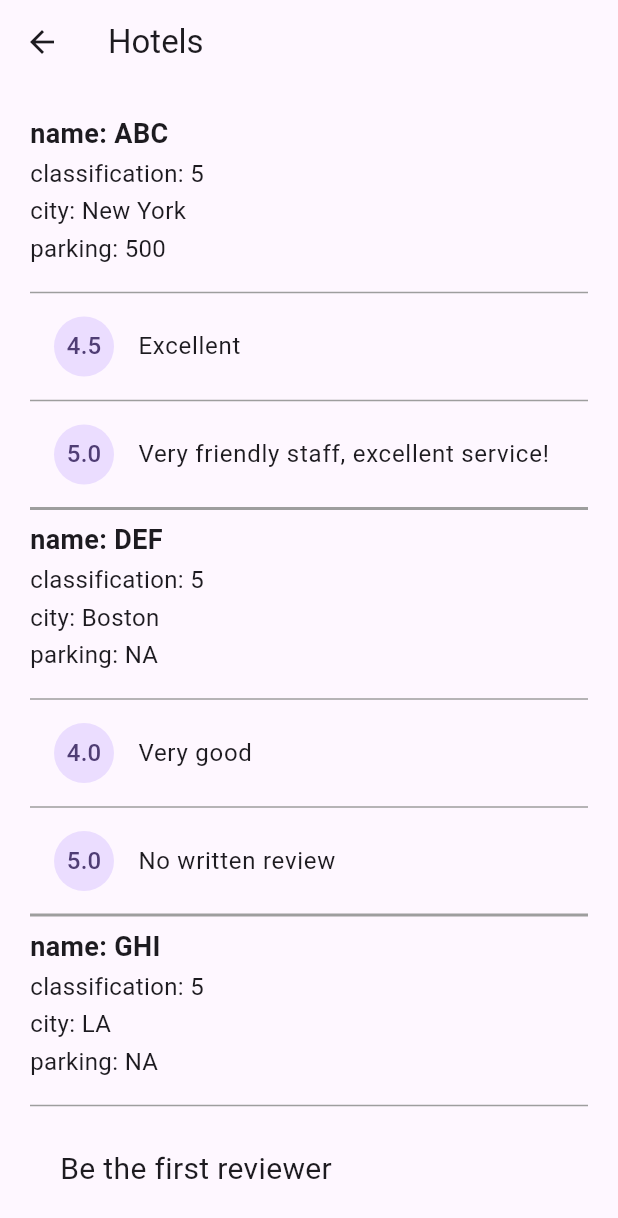
After one commit to chaenchaen99/Riverpod_Essential, a Flutter app: the screen it shows after launch, after a tap on "Hotel List", on a phone screen of 412 x 824 dp. The commit adds this screen. Shown: the top 1218 px of the screen. Run offline on Flutter 3.47's test engine with Material 3 defaults, Android fonts, the phone set to English and light mode, and no system bars; our stand-ins replace dio, equatable, freezed_annotation.

Commit message:
호텔 UI 페이지 구성

```diff
--- a/riverpod_freezed/lib/main.dart
+++ b/riverpod_freezed/lib/main.dart
@@ -1,4 +1,5 @@
 import 'package:flutter/material.dart';
+import 'package:riverpod_freezed/pages/hotel_list_page.dart';
 import 'package:riverpod_freezed/pages/mutable_person_page.dart';
 import 'package:riverpod_freezed/pages/person_page.dart';
 import 'package:riverpod_freezed/widgets/custom_button.dart';
@@ -43,6 +44,10 @@ class MyHomePage extends StatelessWidget {
               title: 'Mutable Person',
               child: MutablePersonPage(),
             ),
+            CustomButton(
+              title: 'Hotel List',
+              child: HotelListPage(),
+            ),
           ],
         ),
       ),
--- /dev/null
+++ b/riverpod_freezed/lib/pages/hotel_list_page.dart
@@ -0,0 +1,125 @@
+import 'package:flutter/foundation.dart';
+import 'package:flutter/material.dart';
+import 'package:riverpod_freezed/models/hotel.dart';
+import 'package:riverpod_freezed/repository/hotel_repository.dart';
+
+class HotelListPage extends StatefulWidget {
+  const HotelListPage({super.key});
+
+  @override
+  State<HotelListPage> createState() => _HotelListPageState();
+}
+
+class _HotelListPageState extends State<HotelListPage> {
+  List<Hotel> hotels = [];
+  bool loading = true;
+
+  @override
+  void initState() {
+    super.initState();
+    _fetchHotels();
+  }
+
+  Future<void> _fetchHotels() async {
+    hotels = await fetchHotels();
+
+    setState(() {
+      loading = false;
+    });
+  }
+
+  @override
+  Widget build(BuildContext context) {
+    return Scaffold(
+      appBar: AppBar(
+        title: const Text("Hotels"),
+      ),
+      body: Center(
+        child: loading ? const CircularProgressIndicator() : buildHotels(),
+      ),
+    );
+  }
+
+  Widget buildHotels() {
+    return Padding(
+      padding: const EdgeInsets.all(20),
+      child: ListView.separated(
+          itemBuilder: (BuildContext context, int index) {
+            final Hotel hotel = hotels[index];
+            return Column(
+              crossAxisAlignment: CrossAxisAlignment.start,
+              children: [
+                Text(
+                  'name: ${hotel.name}',
+                  style: const TextStyle(
+                    fontSize: 18,
+                    fontWeight: FontWeight.bold,
+                  ),
+                ),
+                const SizedBox(
+                  height: 2,
+                ),
+                Text(
+                  'classification: ${hotel.classification}',
+                  style: const TextStyle(
+                    fontSize: 16,
+                  ),
+                ),
+                const SizedBox(
+                  height: 2,
+                ),
+                Text(
+                  'city: ${hotel.city}',
+                  style: const TextStyle(fontSize: 16),
+                ),
+                const SizedBox(
+                  height: 2,
+                ),
+                Text(
+                  'parking: ${hotel.parkingLotCapacity ?? "NA"}',
+                  style: const TextStyle(fontSize: 16),
+                ),
+                const SizedBox(
+                  height: 10,
+                ),
+                const Divider(color: Colors.grey),
+                if (hotel.reviews.isEmpty)
+                  const Padding(
+                    padding: EdgeInsets.all(20),
+                    child: Text(
+                      'Be the first reviewer',
+                      style: TextStyle(fontSize: 20),
+                    ),
+                  ),
+                if (hotel.reviews.isNotEmpty)
+                  ListView.separated(
+                      primary: false, //scroll하지 않게 됨
+                      shrinkWrap: true, //children 필요한 공간 만큼만 차지
+                      itemBuilder: (BuildContext context, int index) {
+                        final Review review = hotel.reviews[index];
+                        return ListTile(
+                          leading: CircleAvatar(
+                            child: Text("${review.score}"),
+                          ),
+                          title: Text(review.review ?? 'No written review'),
+                        );
+                      },
+                      separatorBuilder: (BuildContext context, int index) {
+                        return const Divider(
+                          color: Colors.grey,
+                        );
+                      },
+                      itemCount: hotel.reviews.length)
+              ],
+            );
+          },
+          separatorBuilder: (BuildContext context, int index) {
+            return const Divider(
+              color: Colors.grey,
+              thickness: 2,
+            );
+          },
+          itemCount: hotels.length),
+    );
+  }
+}
```
